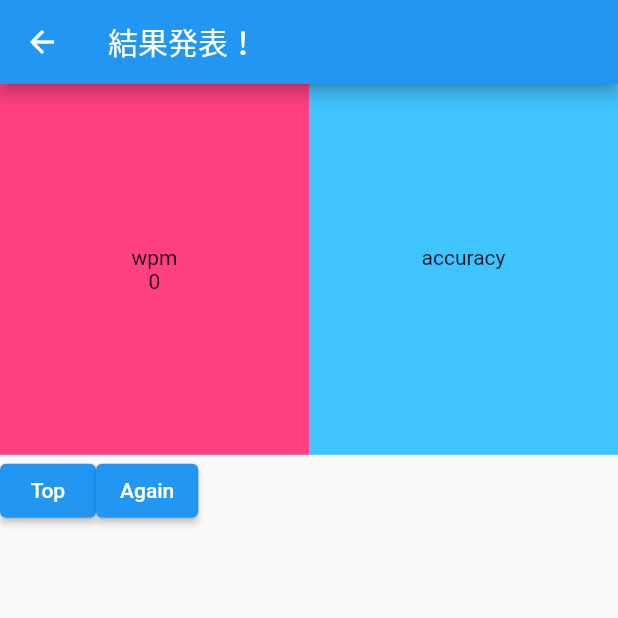
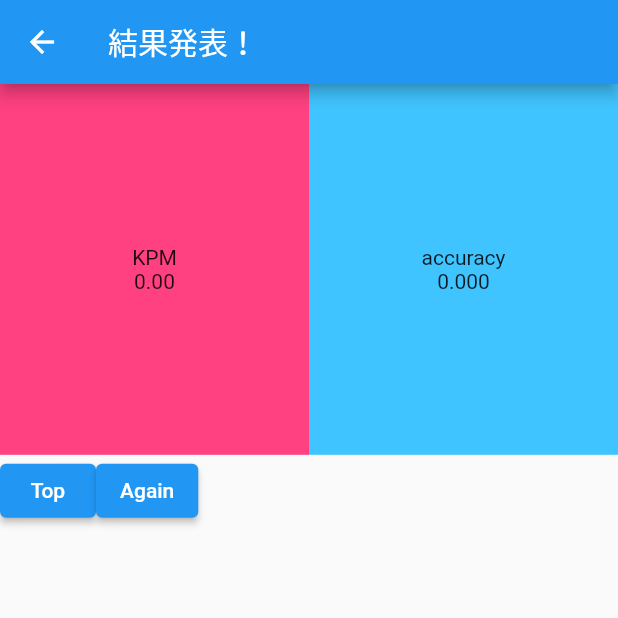
Before and after one commit to Ryo722/Typing_App, a Flutter app: the ResultPage screen opened directly with empty values, on a phone screen of 412 x 824 dp, the top half of it. Run offline on Flutter 3.47's test engine with Material 2 defaults, Android fonts, the phone set to English and light mode, and no system bars.

Commit message:
popを検知して各種値をリセットする機能を実装

```diff
--- a/lib/top.dart
+++ b/lib/top.dart
@@ -17,6 +17,10 @@ class Top extends StatelessWidget {
         primarySwatch: Colors.blue,
       ),
       home: const MyHomePage(),
+      routes: {
+        // When navigating to the "/" route, build the FirstScreen widget.
+        '/top': (context) => const Top(),
+    },
     );
   }
 }
--- a/lib/typing_result.dart
+++ b/lib/typing_result.dart
@@ -4,8 +4,8 @@ import 'package:typing_app/top.dart';
 
 class ResultPage extends StatelessWidget {
   ResultPage(this.speed, this.accuracy);
-  final int speed;      //速さのデータ
-  final String accuracy;//正確さのデータ
+  final double speed;      //速さのデータ
+  final double accuracy;//正確さのデータ
 
   @override
   Widget build(BuildContext context) {
@@ -26,8 +26,8 @@ class ResultPage extends StatelessWidget {
                   child: Column(
                     mainAxisAlignment: MainAxisAlignment.center,
                     children: <Widget>[
-                      Container(child: Text('wpm', textAlign: TextAlign.center)),
-                      Container(child: Text('$speed')),
+                      Container(child: Text('KPM', textAlign: TextAlign.center)),
+                      Container(child: Text(speed.toStringAsFixed(2))),
                     ],
                   ),
                 ),
@@ -40,7 +40,7 @@ class ResultPage extends StatelessWidget {
                     mainAxisAlignment: MainAxisAlignment.center,
                     children: <Widget>[
                       Container(child: Text('accuracy', textAlign: TextAlign.center)),
-                      Container(child: Text(accuracy)),
+                      Container(child: Text(accuracy.toStringAsFixed(3))),
                     ],
                   ),
                 ),
@@ -61,7 +61,7 @@ class ResultPage extends StatelessWidget {
                 //top button
                 ElevatedButton(
                   onPressed: () {
-                    Navigator.of(context).pop();
+                    Navigator.of(context).pop(true);
                   },
                   child: const Text('Again'),
                 ),
```
Also changed, not shown: lib/typinggame.dart (+36 -18 lines).
